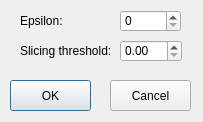
Old version of the form LEGO/OpenCVOptionDialog.ui in the repository xwzhangcs/LEGO.
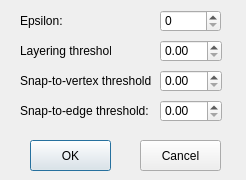
New version of the form.

```diff
--- a/LEGO/OpenCVOptionDialog.ui
+++ b/LEGO/OpenCVOptionDialog.ui
@@ -6,8 +6,8 @@
    <rect>
     <x>0</x>
     <y>0</y>
-    <width>203</width>
-    <height>122</height>
+    <width>246</width>
+    <height>180</height>
    </rect>
   </property>
   <property name="windowTitle">
@@ -29,8 +29,8 @@
   <widget class="QPushButton" name="pushButtonOK">
    <property name="geometry">
     <rect>
-     <x>10</x>
-     <y>80</y>
+     <x>30</x>
+     <y>140</y>
      <width>81</width>
      <height>31</height>
     </rect>
@@ -42,8 +42,8 @@
   <widget class="QPushButton" name="pushButtonCancel">
    <property name="geometry">
     <rect>
-     <x>110</x>
-     <y>80</y>
+     <x>140</x>
+     <y>140</y>
      <width>81</width>
      <height>31</height>
     </rect>
@@ -62,13 +62,13 @@
     </rect>
    </property>
    <property name="text">
-    <string>Slicing threshold:</string>
+    <string>Layering threshold:</string>
    </property>
   </widget>
   <widget class="QDoubleSpinBox" name="doubleSpinBoxSlicingThreshold">
    <property name="geometry">
     <rect>
-     <x>120</x>
+     <x>160</x>
      <y>40</y>
      <width>62</width>
      <height>22</height>
@@ -78,13 +78,59 @@
   <widget class="QSpinBox" name="spinBoxEpsilon">
    <property name="geometry">
     <rect>
-     <x>120</x>
+     <x>160</x>
      <y>10</y>
      <width>61</width>
      <height>22</height>
     </rect>
    </property>
   </widget>
+  <widget class="QLabel" name="label_3">
+   <property name="geometry">
+    <rect>
+     <x>20</x>
+     <y>70</y>
+     <width>131</width>
+     <height>21</height>
+    </rect>
+   </property>
+   <property name="text">
+    <string>Snap-to-vertex threshold:</string>
+   </property>
+  </widget>
+  <widget class="QDoubleSpinBox" name="doubleSpinBoxSnapVertexThreshold">
+   <property name="geometry">
+    <rect>
+     <x>160</x>
+     <y>70</y>
+     <width>62</width>
+     <height>22</height>
+    </rect>
+   </property>
+  </widget>
+  <widget class="QLabel" name="label_4">
+   <property name="geometry">
+    <rect>
+     <x>20</x>
+     <y>100</y>
+     <width>131</width>
+     <height>21</height>
+    </rect>
+   </property>
+   <property name="text">
+    <string>Snap-to-edge threshold:</string>
+   </property>
+  </widget>
+  <widget class="QDoubleSpinBox" name="doubleSpinBoxSnapEdgeThreshold">
+   <property name="geometry">
+    <rect>
+     <x>160</x>
+     <y>100</y>
+     <width>62</width>
+     <height>22</height>
+    </rect>
+   </property>
+  </widget>
  </widget>
  <layoutdefault spacing="6" margin="11"/>
  <resources/>
```
Left out of the diff: 2 changed lines with no effect on the pictures.
